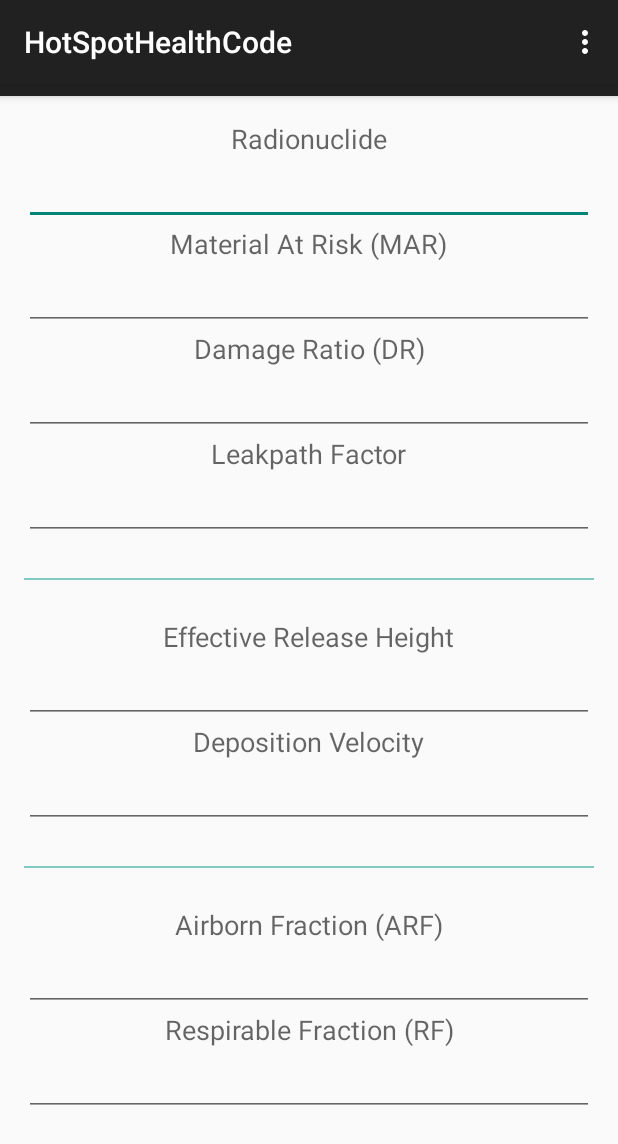
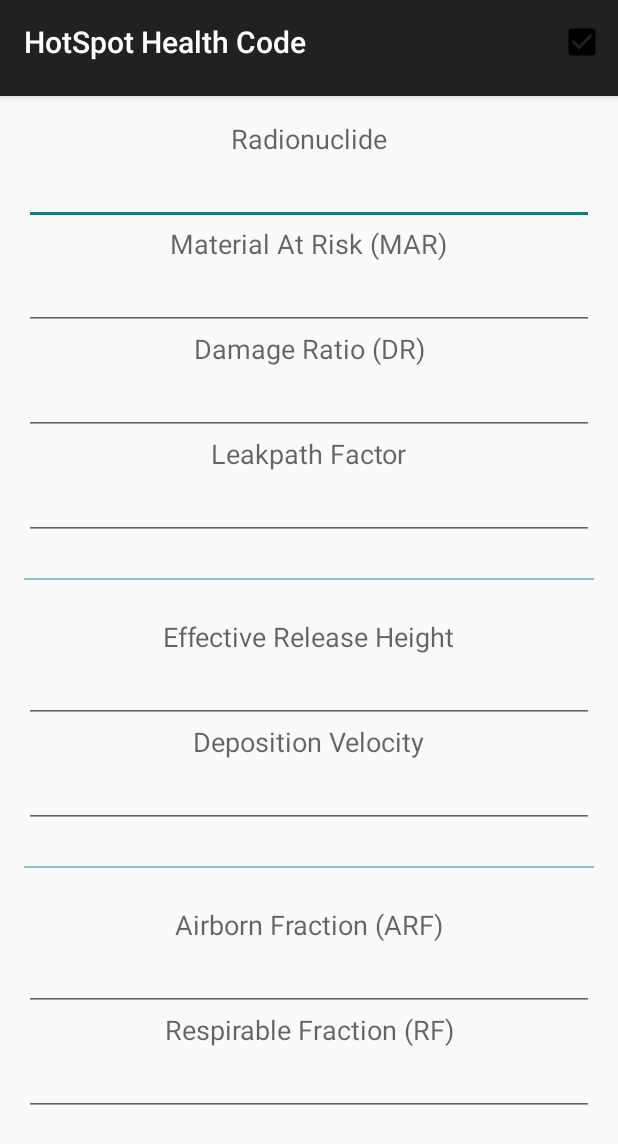
Before and after one commit to Shaniell/hotspotHealthCode, an Android app: the screen it shows after launch (GeneralPlumeActivity), on a phone screen of 412 x 824 dp. Shown: the top 1144 px of the screen. Run offline under Robolectric (Android 15) with nearby library versions, the phone set to English and light mode, and no system bars.

Commit message:
fixed project

```diff
--- a/HotSpotHealthCode/app/build.gradle
+++ b/HotSpotHealthCode/app/build.gradle
@@ -23,4 +23,5 @@ dependencies {
     compile fileTree(dir: 'libs', include: ['*.jar'])
     compile 'com.android.support:appcompat-v7:22.2.1'
     compile 'com.android.support:design:22.2.1'
+    compile 'com.google.android.gms:play-services:8.3.0'
 }
--- a/HotSpotHealthCode/app/src/main/java/com/hotspothealthcode/hotspothealthcode/GeneralPlumeActivity.java
+++ b/HotSpotHealthCode/app/src/main/java/com/hotspothealthcode/hotspothealthcode/GeneralPlumeActivity.java
@@ -10,6 +10,12 @@ import android.os.Bundle;
 import android.view.Menu;
 import android.view.MenuItem;
 import com.hotspothealthcode.hotspothealthcode.fragments.*;
+
+import org.json.JSONObject;
+
+import java.util.concurrent.ExecutionException;
+
+import hotspothealthcode.BL.ServerAccess.AsyncHttpTask;
 
 public class GeneralPlumeActivity extends AppCompatActivity {
 
@@ -43,6 +49,22 @@ public class GeneralPlumeActivity extends AppCompatActivity {
         this.mViewPager = (ViewPager) findViewById(R.id.container);
         this.mViewPager.setAdapter(this.mSectionsPagerAdapter);
 
+
+        AsyncHttpTask asyncHttpTask = new AsyncHttpTask();
+
+        asyncHttpTask.execute("http://api.openweathermap.org/data/2.5/forecast/city?id=524901&APPID=23783e28af9a9d529cbacf224654c896");
+
+        JSONObject j = null;
+
+        try {
+            j = asyncHttpTask.get();
+        } catch (InterruptedException e) {
+            e.printStackTrace();
+        } catch (ExecutionException e) {
+            e.printStackTrace();
+        }
+
+        j = null;
     }
 
 
--- /dev/null
+++ b/HotSpotHealthCode/app/src/main/java/hotspothealthcode/BL/ServerAccess/AsyncHttpTask.java
@@ -0,0 +1,74 @@
+package hotspothealthcode.BL.ServerAccess;
+
+import android.nfc.Tag;
+import android.os.AsyncTask;
+import android.util.Log;
+
+import org.apache.http.HttpResponse;
+import org.apache.http.client.HttpClient;
+import org.apache.http.client.methods.HttpGet;
+import org.apache.http.impl.client.DefaultHttpClient;
+import org.json.JSONException;
+import org.json.JSONObject;
+
+import java.io.BufferedInputStream;
+import java.io.BufferedReader;
+import java.io.IOException;
+import java.io.InputStream;
+import java.io.InputStreamReader;
+import java.net.HttpURLConnection;
+import java.net.MalformedURLException;
+import java.net.ProtocolException;
+import java.net.URL;
+
+/**
+ * This class will create requests for all the APIs to get data
+ */
+public class AsyncHttpTask extends AsyncTask<String, Void, JSONObject> {
+
+    @Override
+    protected JSONObject doInBackground(String... params) {
+
+        try
+        {
+            URL url = new URL(params[0]);
+            HttpURLConnection conn = (HttpURLConnection)url.openConnection();
+            conn.setRequestMethod("GET");
+            conn.connect();
+
+            int status = conn.getResponseCode();
+
+            switch (status) {
+                case 200:
+                case 201:
+                    BufferedReader bufferedReader = new BufferedReader(new InputStreamReader(conn.getInputStream()));
+                    StringBuilder stringBuilder = new StringBuilder();
+                    String line;
+
+                    while ((line = bufferedReader.readLine()) != null) {
+                        stringBuilder.append(line + "\n");
+                    }
+
+                    bufferedReader.close();
+
+                    return new JSONObject(stringBuilder.toString());
+            }
+
+        } catch (MalformedURLException e) {
+            e.printStackTrace();
+        } catch (ProtocolException e) {
+            e.printStackTrace();
+        } catch (IOException e) {
+            e.printStackTrace();
+        } catch (JSONException e) {
+            e.printStackTrace();
+        }
+
+        return null;
+    }
+
+    @Override
+    protected void onPostExecute(JSONObject result) {
+
+    }
+}
--- a/HotSpotHealthCode/app/src/main/res/menu/menu_general_plume.xml
+++ b/HotSpotHealthCode/app/src/main/res/menu/menu_general_plume.xml
@@ -2,6 +2,11 @@
     xmlns:app="http://schemas.android.com/apk/res-auto"
     xmlns:tools="http://schemas.android.com/tools"
     tools:context="com.hotspothealthcode.hotspothealthcode.GeneralPlumeActivity">
-    <item android:id="@+id/action_settings" android:title="@string/action_settings"
-        android:orderInCategory="100" app:showAsAction="never" />
+
+    <item
+        android:id="@+id/action_plume_continue"
+        android:icon="@drawable/abc_btn_check_to_on_mtrl_015"
+        android:title="@string/continue_action"
+        app:showAsAction="ifRoom"/>
+
 </menu>
--- a/HotSpotHealthCode/app/src/main/res/values/strings.xml
+++ b/HotSpotHealthCode/app/src/main/res/values/strings.xml
@@ -1,5 +1,5 @@
 <resources>
-    <string name="app_name">HotSpotHealthCode</string>
+    <string name="app_name">HotSpot Health Code</string>
 
     <string name="hello_world">Hello world!</string>
     <string name="action_settings">Settings</string>
@@ -17,4 +17,7 @@
     <string name="DepositionVelocity">Deposition Velocity</string>
     <string name="AirbornFraction">Airborn Fraction (ARF)</string>
     <string name="RespirableFraction">Respirable Fraction (RF)</string>
+    <string name="title_activity_maps">Map</string>
+    <string name="continue_action">Continue</string>
+    <string name="back_action">Back</string>
 </resources>
```
Also changed, not shown: HotSpotHealthCode/app/src/debug/res/values/google_maps_api.xml (added, +21 -0 lines), HotSpotHealthCode/app/src/main/AndroidManifest.xml (+23 -0 lines), HotSpotHealthCode/app/src/main/java/com/hotspothealthcode/hotspothealthcode/MapsActivity.java (added, +46 -0 lines), HotSpotHealthCode/app/src/main/java/hotspothealthcode/BL/Models/Weather.java (added, +66 -0 lines), HotSpotHealthCode/app/src/main/java/hotspothealthcode/BL/Weather/WeatherManager.java (added, +11 -0 lines), HotSpotHealthCode/app/src/main/res/layout/activity_maps.xml (added, +8 -0 lines), 3 other files.
